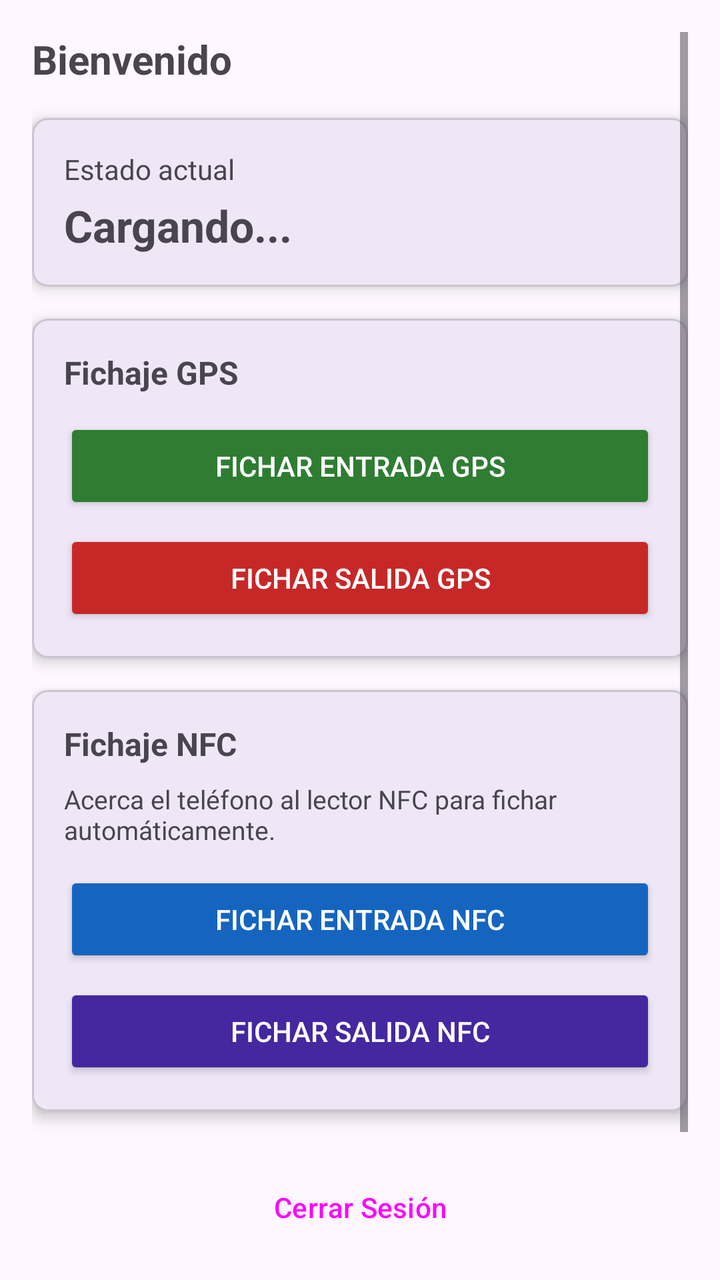
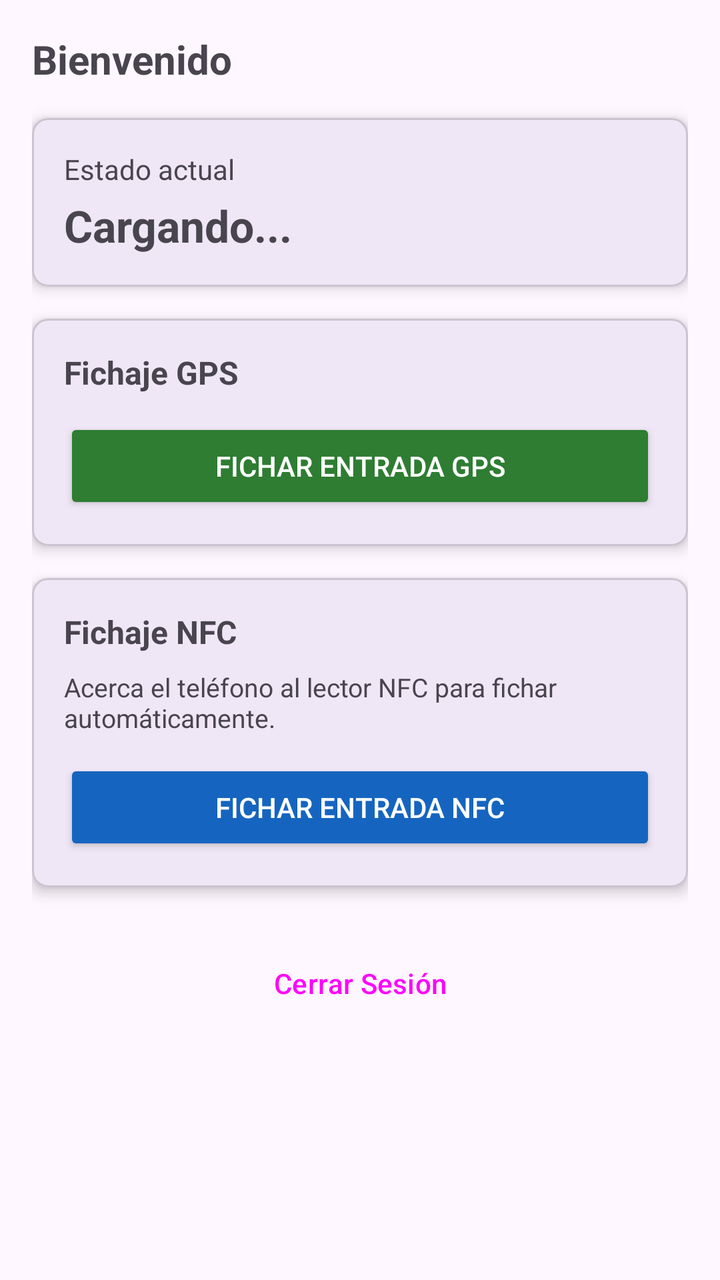

Screens rendered from an Android XML layout before and after an edit, with the pre-edit source and the edit as a unified diff.
<!-- AndroidManifest.xml: application theme Theme.AppFichaje -->
<!-- res/layout/fragment_fichaje.xml -->
<?xml version="1.0" encoding="utf-8"?>
<ScrollView xmlns:android="http://schemas.android.com/apk/res/android"
    xmlns:app="http://schemas.android.com/apk/res-auto"
    android:layout_width="match_parent"
    android:layout_height="match_parent"
    android:padding="16dp">

    <LinearLayout
        android:layout_width="match_parent"
        android:layout_height="wrap_content"
        android:orientation="vertical">

        
        <TextView
            android:id="@+id/tv_bienvenida"
            android:layout_width="match_parent"
            android:layout_height="wrap_content"
            android:layout_marginBottom="16dp"
            android:text="Bienvenido"
            android:textSize="20sp"
            android:textStyle="bold" />

        
        <com.google.android.material.card.MaterialCardView
            android:layout_width="match_parent"
            android:layout_height="wrap_content"
            android:layout_marginBottom="16dp"
            app:cardElevation="4dp"
            app:cardCornerRadius="8dp">

            <LinearLayout
                android:layout_width="match_parent"
                android:layout_height="wrap_content"
                android:orientation="vertical"
                android:padding="16dp">

                <TextView
                    android:layout_width="wrap_content"
                    android:layout_height="wrap_content"
                    android:text="Estado actual"
                    android:textSize="14sp"
                    android:textColor="?attr/colorOnSurfaceVariant" />

                <TextView
                    android:id="@+id/tv_estado_actual"
                    android:layout_width="wrap_content"
                    android:layout_height="wrap_content"
                    android:layout_marginTop="4dp"
                    android:text="Cargando..."
                    android:textSize="22sp"
                    android:textStyle="bold" />

                <TextView
                    android:id="@+id/tv_hora_entrada_estado"
                    android:layout_width="wrap_content"
                    android:layout_height="wrap_content"
                    android:layout_marginTop="4dp"
                    android:visibility="gone"
                    android:textSize="14sp" />

            </LinearLayout>
        </com.google.android.material.card.MaterialCardView>

        
        <com.google.android.material.card.MaterialCardView
            android:layout_width="match_parent"
            android:layout_height="wrap_content"
            android:layout_marginBottom="16dp"
            app:cardElevation="4dp"
            app:cardCornerRadius="8dp">

            <LinearLayout
                android:layout_width="match_parent"
                android:layout_height="wrap_content"
                android:orientation="vertical"
                android:padding="16dp">

                <TextView
                    android:layout_width="wrap_content"
                    android:layout_height="wrap_content"
                    android:text="Fichaje GPS"
                    android:textSize="16sp"
                    android:textStyle="bold"
                    android:layout_marginBottom="12dp" />

                <Button
                    android:id="@+id/btn_entrada_gps"
                    android:layout_width="match_parent"
                    android:layout_height="wrap_content"
                    android:layout_marginBottom="8dp"
                    android:backgroundTint="#2E7D32"
                    android:text="Fichar Entrada GPS"
                    android:textColor="@android:color/white" />

                <Button
                    android:id="@+id/btn_salida_gps"
                    android:layout_width="match_parent"
                    android:layout_height="wrap_content"
                    android:backgroundTint="#C62828"
                    android:text="Fichar Salida GPS"
                    android:textColor="@android:color/white" />

            </LinearLayout>
        </com.google.android.material.card.MaterialCardView>

        
        <com.google.android.material.card.MaterialCardView
            android:id="@+id/card_nfc"
            android:layout_width="match_parent"
            android:layout_height="wrap_content"
            android:layout_marginBottom="16dp"
            app:cardElevation="4dp"
            app:cardCornerRadius="8dp">

            <LinearLayout
                android:layout_width="match_parent"
                android:layout_height="wrap_content"
                android:orientation="vertical"
                android:padding="16dp">

                <TextView
                    android:layout_width="wrap_content"
                    android:layout_height="wrap_content"
                    android:text="Fichaje NFC"
                    android:textSize="16sp"
                    android:textStyle="bold"
                    android:layout_marginBottom="8dp" />

                <TextView
                    android:id="@+id/tv_nfc_status"
                    android:layout_width="wrap_content"
                    android:layout_height="wrap_content"
                    android:layout_marginBottom="12dp"
                    android:text="Acerca el teléfono al lector NFC para fichar automáticamente."
                    android:textSize="13sp"
                    android:textColor="?attr/colorOnSurfaceVariant" />

                <Button
                    android:id="@+id/btn_entrada_nfc"
                    android:layout_width="match_parent"
                    android:layout_height="wrap_content"
                    android:layout_marginBottom="8dp"
                    android:backgroundTint="#1565C0"
                    android:text="Fichar Entrada NFC"
                    android:textColor="@android:color/white" />

                <Button
                    android:id="@+id/btn_salida_nfc"
                    android:layout_width="match_parent"
                    android:layout_height="wrap_content"
                    android:backgroundTint="#4527A0"
                    android:text="Fichar Salida NFC"
                    android:textColor="@android:color/white" />

            </LinearLayout>
        </com.google.android.material.card.MaterialCardView>

        
        <Button
            android:id="@+id/btn_logout"
            style="@style/Widget.Material3.Button.OutlinedButton"
            android:layout_width="match_parent"
            android:layout_height="wrap_content"
            android:layout_marginTop="8dp"
            android:layout_marginBottom="80dp"
            android:text="Cerrar Sesión" />

    </LinearLayout>
</ScrollView>
<!-- resources referenced by this layout -->
<resources>
  <style name="Theme.AppFichaje" parent="Base.Theme.AppFichaje" />
  <style name="Base.Theme.AppFichaje" parent="Theme.Material3.DayNight.NoActionBar">
          
          
      </style>
</resources>

<!-- the commit's change to res/layout/fragment_fichaje.xml (unified diff, before → after) -->
@@ -84,20 +84,11 @@
                     android:layout_marginBottom="12dp" />
 
                 <Button
-                    android:id="@+id/btn_entrada_gps"
+                    android:id="@+id/btn_fichaje_gps"
                     android:layout_width="match_parent"
                     android:layout_height="wrap_content"
-                    android:layout_marginBottom="8dp"
                     android:backgroundTint="#2E7D32"
                     android:text="Fichar Entrada GPS"
-                    android:textColor="@android:color/white" />
-
-                <Button
-                    android:id="@+id/btn_salida_gps"
-                    android:layout_width="match_parent"
-                    android:layout_height="wrap_content"
-                    android:backgroundTint="#C62828"
-                    android:text="Fichar Salida GPS"
                     android:textColor="@android:color/white" />
 
             </LinearLayout>
@@ -136,20 +127,11 @@
                     android:textColor="?attr/colorOnSurfaceVariant" />
 
                 <Button
-                    android:id="@+id/btn_entrada_nfc"
+                    android:id="@+id/btn_fichaje_nfc"
                     android:layout_width="match_parent"
                     android:layout_height="wrap_content"
-                    android:layout_marginBottom="8dp"
                     android:backgroundTint="#1565C0"
                     android:text="Fichar Entrada NFC"
-                    android:textColor="@android:color/white" />
-
-                <Button
-                    android:id="@+id/btn_salida_nfc"
-                    android:layout_width="match_parent"
-                    android:layout_height="wrap_content"
-                    android:backgroundTint="#4527A0"
-                    android:text="Fichar Salida NFC"
                     android:textColor="@android:color/white" />
 
             </LinearLayout>
